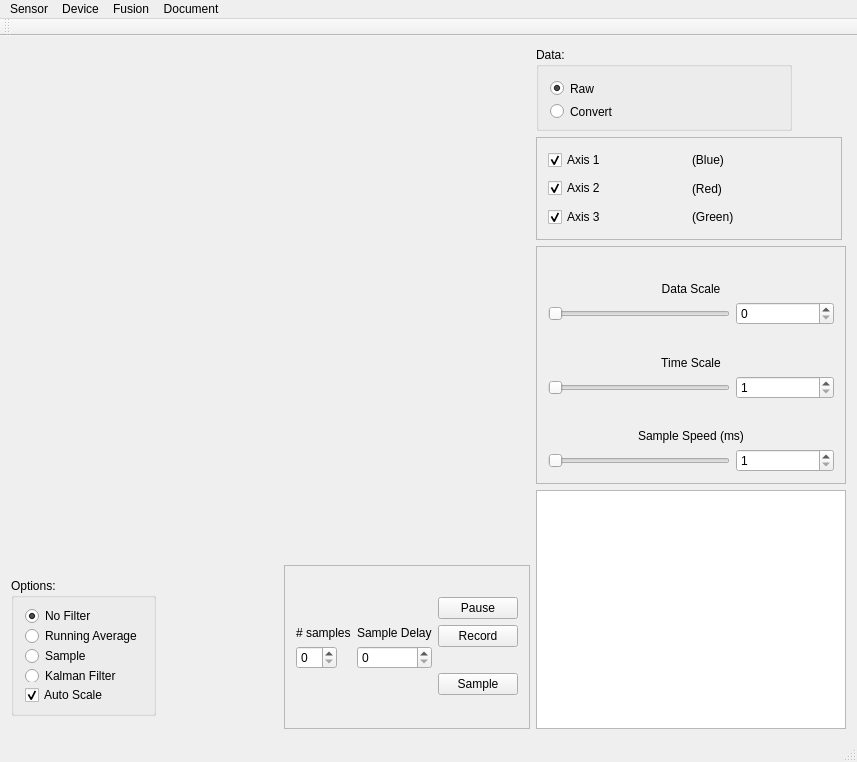
Qt form Software/makeProfile/makeProfile/mainwindow.ui (UCCS-Robotics/animated-archer) before a commit.
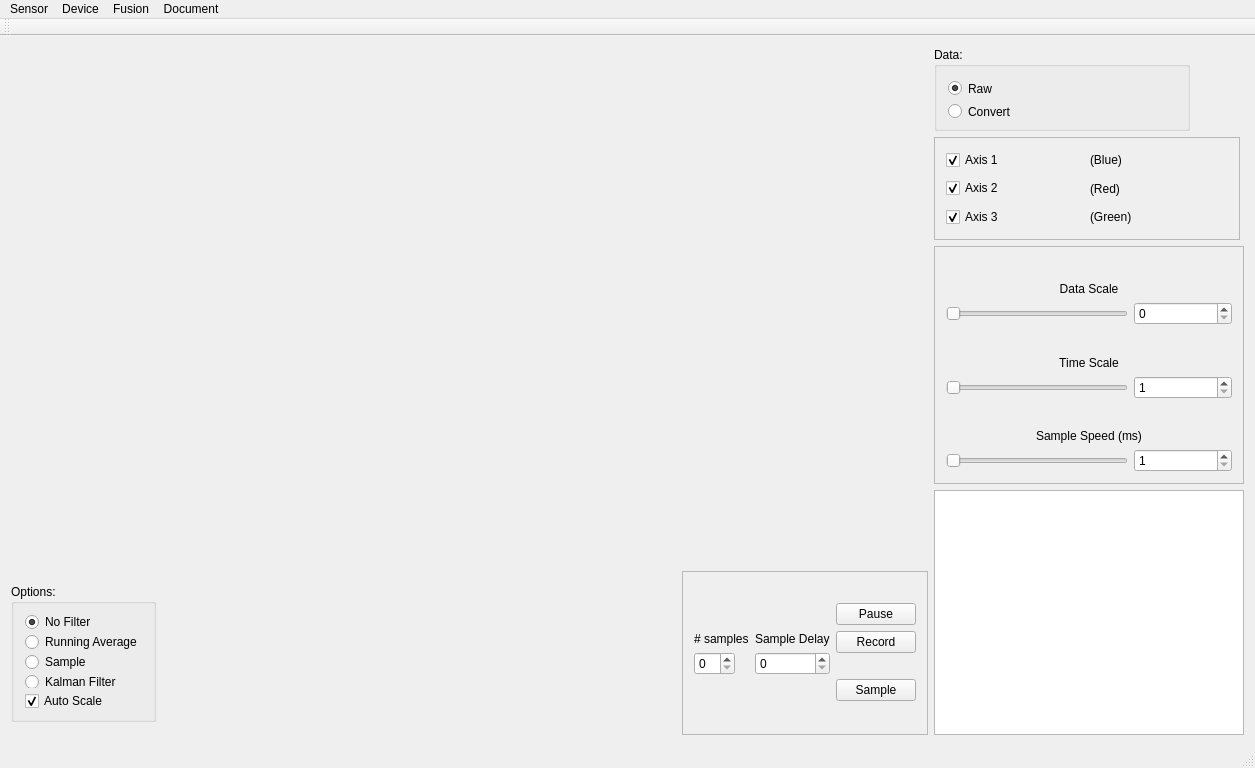
The same form after that commit. Custom widgets are drawn as their Qt base class.

Commit message: Added copy image to clipboard functionality.

```diff
--- a/Software/makeProfile/makeProfile/mainwindow.ui
+++ b/Software/makeProfile/makeProfile/mainwindow.ui
@@ -6,8 +6,8 @@
    <rect>
     <x>0</x>
     <y>0</y>
-    <width>857</width>
-    <height>762</height>
+    <width>1255</width>
+    <height>768</height>
    </rect>
   </property>
   <property name="windowTitle">
@@ -532,7 +532,7 @@
     <rect>
      <x>0</x>
      <y>0</y>
-     <width>857</width>
+     <width>1255</width>
      <height>19</height>
     </rect>
    </property>
```
The commit also changes 2 other files.
